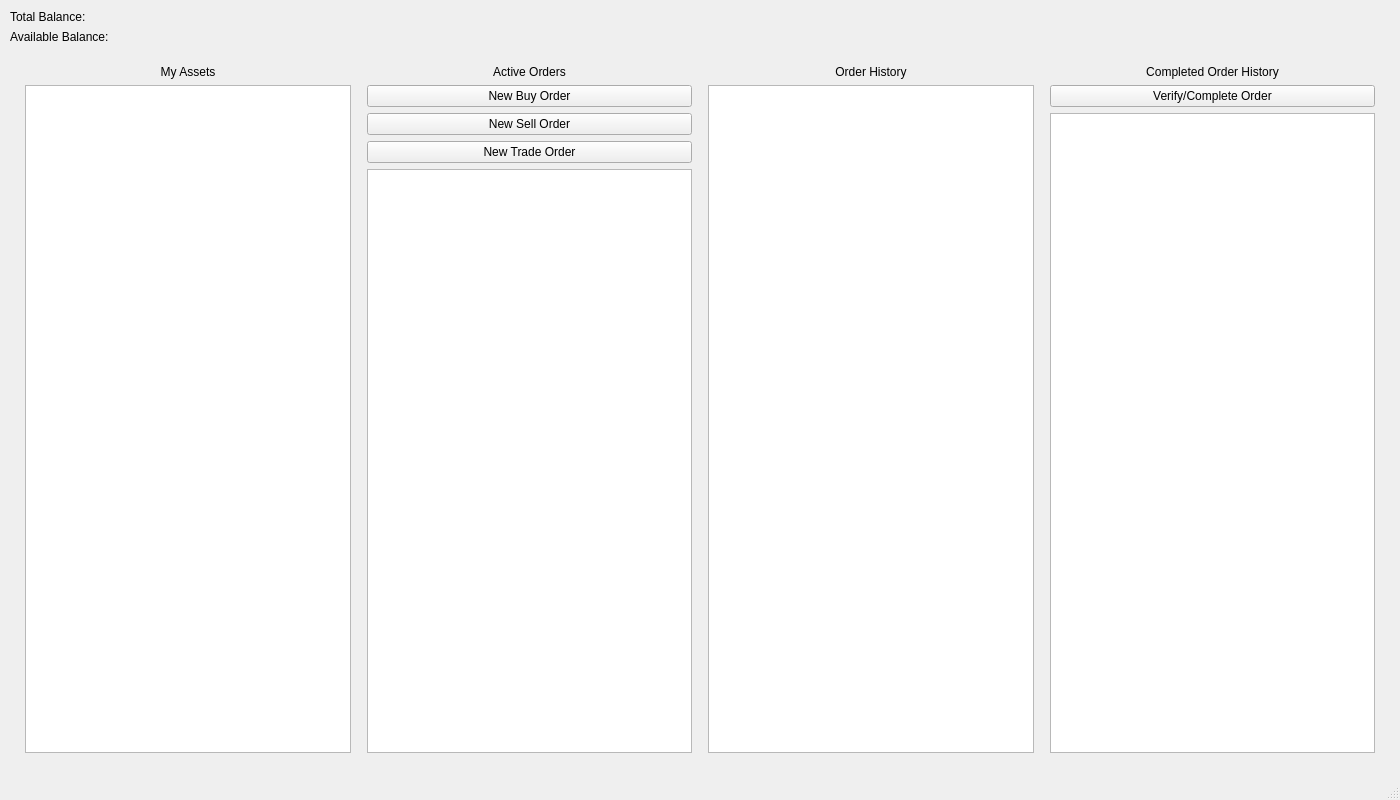
ben-abraham/raven-trader-pro, file ui/qt/main_window.ui: the form before one commit.
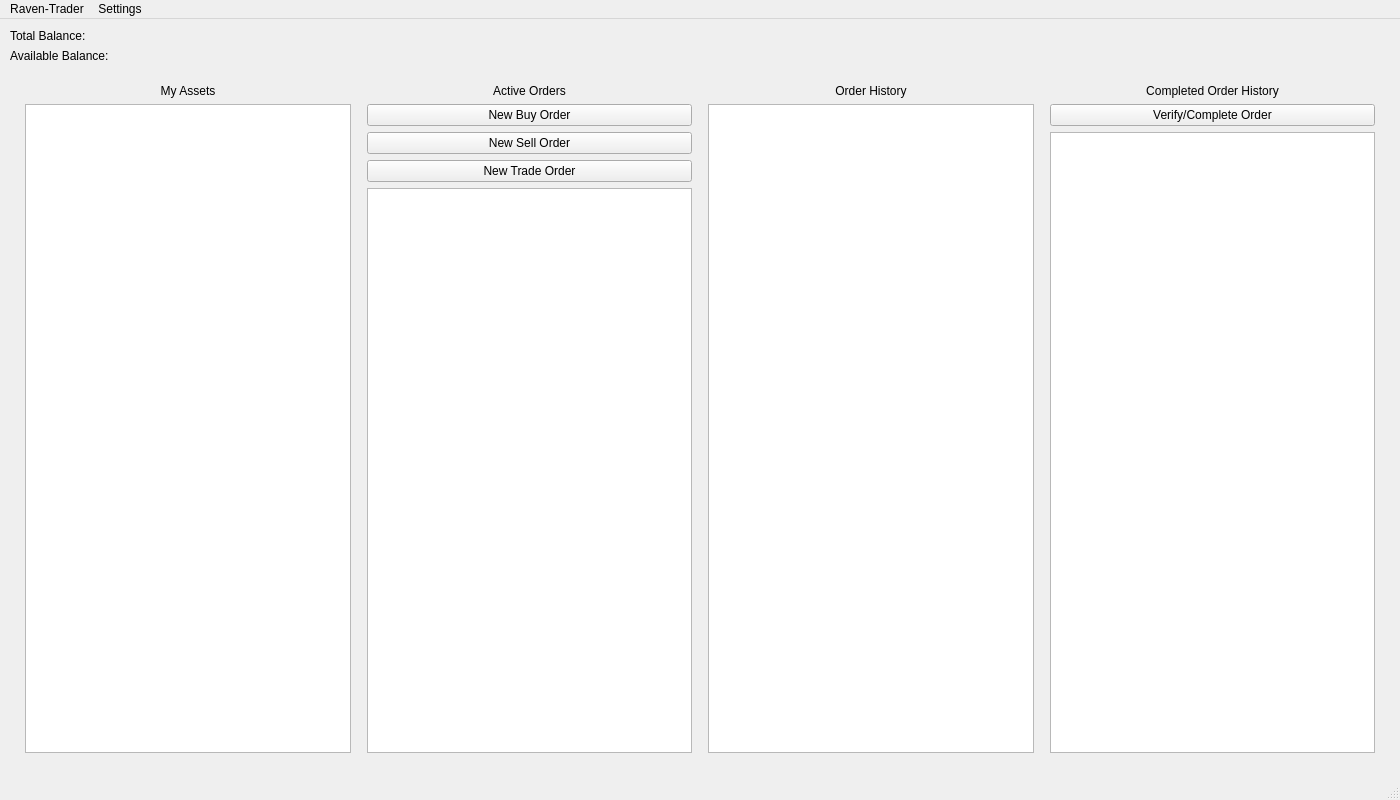
The form after the commit.

Commit message: Added app_settings class for managing primary app settings. Added some base UI for where settings will go. Minor bugfixes

```diff
--- a/ui/qt/main_window.ui
+++ b/ui/qt/main_window.ui
@@ -212,10 +212,34 @@
       <rect>
       <x>0</x>
       <y>0</y>
-      <width>800</width>
+     <width>1400</width>
       <height>26</height>
       </rect>
       </property>
+   <widget class="QMenu" name="menuFile">
+    <property name="title">
+     <string>Raven-Trader</string>
+    </property>
+    <addaction name="actionExit"/>
+   </widget>
+   <widget class="QMenu" name="menuSettings">
+    <property name="title">
+     <string>Settings</string>
+    </property>
+    <widget class="QMenu" name="menuFee_Rate">
+     <property name="title">
+      <string>Fee Rate</string>
+     </property>
+     <addaction name="actionCheapskate_0_01_rvn_KB"/>
+     <addaction name="actionRegular_Robin_0_0125_RVN_kb"/>
+     <addaction name="actionSpeedy_Steve_0_0150_RVN_kb"/>
+     <addaction name="actionTrader_Teddy_0_0175_RVN_kb"/>
+    </widget>
+    <addaction name="menuFee_Rate"/>
+    <addaction name="actionDefault_Destination"/>
+   </widget>
+   <addaction name="menuFile"/>
+   <addaction name="menuSettings"/>
     </widget>
     <widget class="QStatusBar" name="statusbar"/>
   </widget>
```
Left out of the diff: 34 changed lines with no effect on the pictures. Lines whose indentation alone changed are shown as unchanged. The commit also changes 10 other files.
